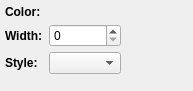
First picture: the form in glue/viewers/scatter/qt/layer_style_editor_line.ui, repository glue-viz/glue, before the edit.
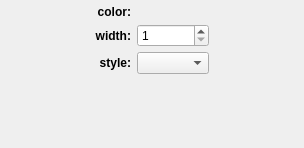
Second picture: the form after the edit. Custom widgets are drawn as their Qt base class.

Commit message: New scatter styles are now functional

The edit to the form file:
```diff
--- a/glue/viewers/scatter/qt/layer_style_editor_line.ui
+++ b/glue/viewers/scatter/qt/layer_style_editor_line.ui
@@ -6,8 +6,8 @@
    <rect>
     <x>0</x>
     <y>0</y>
-    <width>193</width>
-    <height>91</height>
+    <width>304</width>
+    <height>148</height>
    </rect>
   </property>
   <property name="windowTitle">
@@ -20,39 +20,10 @@
    <property name="margin">
     <number>5</number>
    </property>
-   <item row="2" column="1">
+   <item row="2" column="2">
     <widget class="QComboBox" name="combosel_linestyle"/>
    </item>
-   <item row="1" column="0">
-    <widget class="QLabel" name="label_2">
-     <property name="font">
-      <font>
-       <weight>75</weight>
-       <bold>true</bold>
-      </font>
-     </property>
-     <property name="text">
-      <string>Width:</string>
-     </property>
-    </widget>
-   </item>
-   <item row="0" column="0">
-    <widget class="QLabel" name="label">
-     <property name="font">
-      <font>
-       <weight>75</weight>
-       <bold>true</bold>
-      </font>
-     </property>
-     <property name="text">
-      <string>Color:</string>
-     </property>
-    </widget>
-   </item>
-   <item row="1" column="1">
-    <widget class="QSpinBox" name="value_linewidth"/>
-   </item>
-   <item row="0" column="1">
+   <item row="0" column="2">
     <widget class="QColorBox" name="color_color">
      <property name="sizePolicy">
       <sizepolicy hsizetype="Preferred" vsizetype="Minimum">
@@ -65,7 +36,7 @@
      </property>
     </widget>
    </item>
-   <item row="3" column="0">
+   <item row="3" column="1">
     <spacer name="verticalSpacer">
      <property name="orientation">
       <enum>Qt::Vertical</enum>
@@ -78,20 +49,7 @@
      </property>
     </spacer>
    </item>
-   <item row="2" column="0">
-    <widget class="QLabel" name="label_3">
-     <property name="font">
-      <font>
-       <weight>75</weight>
-       <bold>true</bold>
-      </font>
-     </property>
-     <property name="text">
-      <string>Style:</string>
-     </property>
-    </widget>
-   </item>
-   <item row="2" column="2">
+   <item row="1" column="3">
     <spacer name="horizontalSpacer">
      <property name="orientation">
       <enum>Qt::Horizontal</enum>
@@ -104,6 +62,74 @@
      </property>
     </spacer>
    </item>
+   <item row="2" column="1">
+    <widget class="QLabel" name="label_3">
+     <property name="font">
+      <font>
+       <weight>75</weight>
+       <bold>true</bold>
+      </font>
+     </property>
+     <property name="text">
+      <string>style:</string>
+     </property>
+     <property name="alignment">
+      <set>Qt::AlignRight|Qt::AlignTrailing|Qt::AlignVCenter</set>
+     </property>
+    </widget>
+   </item>
+   <item row="1" column="2">
+    <widget class="QSpinBox" name="value_linewidth">
+     <property name="minimum">
+      <number>1</number>
+     </property>
+    </widget>
+   </item>
+   <item row="0" column="1">
+    <widget class="QLabel" name="label">
+     <property name="font">
+      <font>
+       <weight>75</weight>
+       <bold>true</bold>
+      </font>
+     </property>
+     <property name="text">
+      <string>color:</string>
+     </property>
+     <property name="alignment">
+      <set>Qt::AlignRight|Qt::AlignTrailing|Qt::AlignVCenter</set>
+     </property>
+    </widget>
+   </item>
+   <item row="1" column="1">
+    <widget class="QLabel" name="label_2">
+     <property name="font">
+      <font>
+       <weight>75</weight>
+       <bold>true</bold>
+      </font>
+     </property>
+     <property name="text">
+      <string>width:</string>
+     </property>
+     <property name="alignment">
+      <set>Qt::AlignRight|Qt::AlignTrailing|Qt::AlignVCenter</set>
+     </property>
+    </widget>
+   </item>
+   <item row="1" column="0">
+    <spacer name="horizontalSpacer_2">
+     <property name="orientation">
+      <enum>Qt::Horizontal</enum>
+     </property>
+     <property name="sizeHint" stdset="0">
+      <size>
+       <width>40</width>
+       <height>20</height>
+      </size>
+     </property>
+    </spacer>
+   </item>
   </layout>
  </widget>
  <customwidgets>
```
The commit also changes 3 other files.
